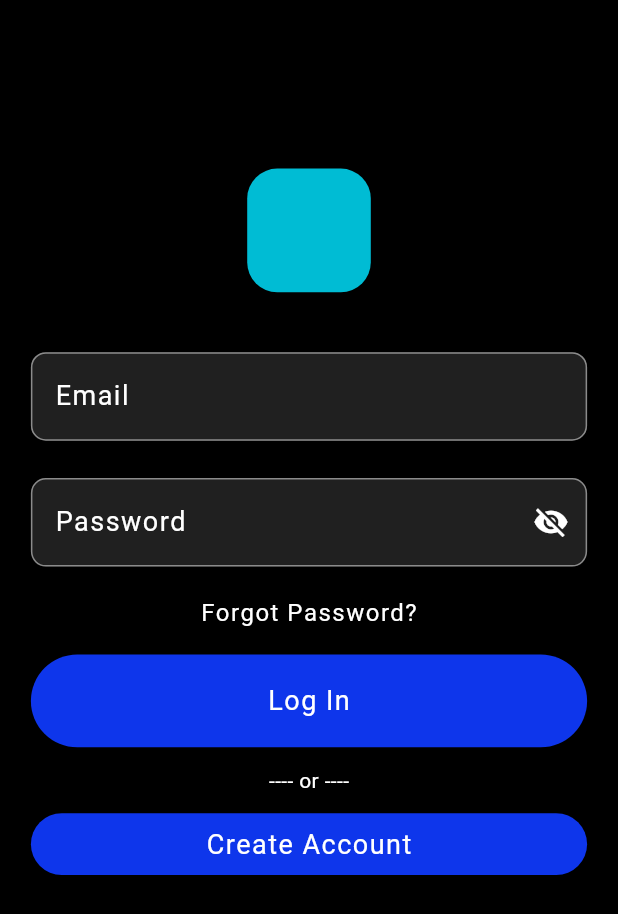
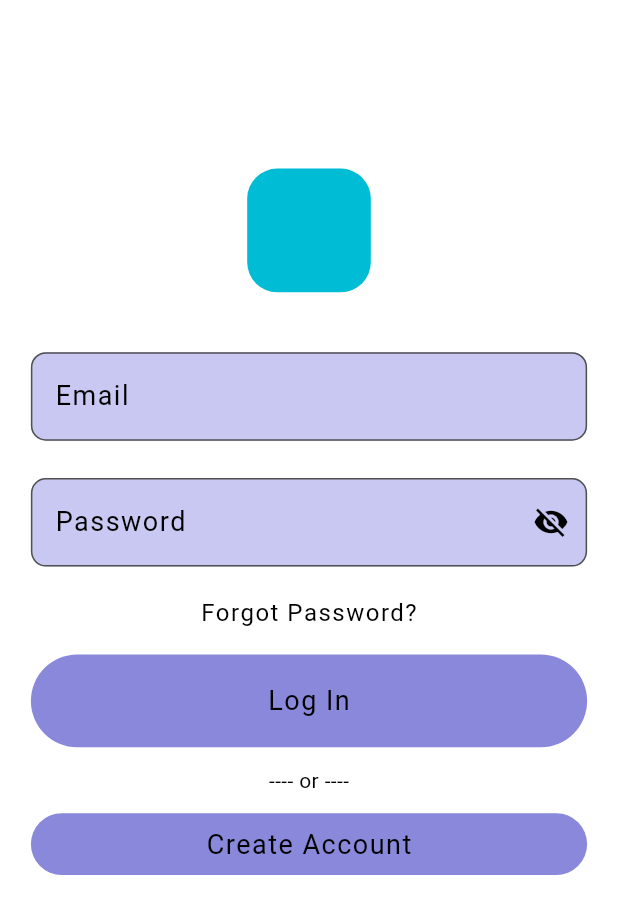
Before and after one commit to nunibye/Eko, a Flutter app: the screen it shows after launch, on a phone screen of 412 x 824 dp. Shown: the top 914 px of the screen. Run offline on Flutter 3.47's test engine with Material 2 defaults, Android fonts, the phone set to English and light mode, and no system bars; our stand-ins replace cached_network_image, cloud_firestore, firebase_auth, firebase_core, firebase_storage, get_it and 5 more; accounts and stored records are empty.

Commit message:
can change dark mode, need to make mvvm now

```diff
--- a/untitled_app/lib/controllers/settings_controller.dart
+++ b/untitled_app/lib/controllers/settings_controller.dart
@@ -1,6 +1,9 @@
 import 'package:flutter/material.dart';
 
+import 'package:provider/provider.dart';
+import '../utilities/dark_theme_provider.dart';
+
+
 class SettingsController extends ChangeNotifier {
-    //nothing yet
 
 }
--- a/untitled_app/lib/main.dart
+++ b/untitled_app/lib/main.dart
@@ -1,11 +1,14 @@
 import 'package:flutter/material.dart';
 import 'package:flutter/services.dart';
 import 'package:firebase_core/firebase_core.dart';
+import 'package:provider/provider.dart';
+import 'package:shared_preferences/shared_preferences.dart';
+import 'package:untitled_app/utilities/dark_theme_preference.dart';
+import 'utilities/dark_theme_provider.dart';
+import 'utilities/dark_theme_styles.dart';
 import 'utilities/firebase_options.dart';
 import 'package:flutter_localizations/flutter_localizations.dart';
 import 'package:untitled_app/localization/generated/app_localizations.dart';
-import 'utilities/constants.dart' as c;
-//import 'views/root_page.dart';
 import 'utilities/router.dart';
 import 'utilities/locator.dart';
 
@@ -16,11 +19,13 @@ Future<void> main() async {
     options: DefaultFirebaseOptions.currentPlatform,
   );
   setupLocator();
-  runApp(const MyApp());
+  runApp(MyApp());
 }
 
 class MyApp extends StatelessWidget {
-  const MyApp({super.key});
+  MyApp({super.key});
+
+  DarkThemeProvider themeChangeProvider = new DarkThemeProvider();
 
   // This widget is the root of your application.
   @override
@@ -29,41 +34,21 @@ class MyApp extends StatelessWidget {
       DeviceOrientation.portraitUp,
       DeviceOrientation.portraitDown,
     ]);
+
+    return FutureBuilder(
+      future: SharedPreferences.getInstance(),
+      builder: (context, snapshot) {
+        return ChangeNotifierProvider(  // is this okay that i changed it so that it can rebuild it? or should it be changed
+
+            create: (_) => DarkThemeProvider(),
+            builder: (context, child) {
+              final themeChangeProvider =
+                  Provider.of<DarkThemeProvider>(context);
               return MaterialApp.router(
+
                 title: 'Untitled',
                 debugShowCheckedModeBanner: false,
-      theme: ThemeData(
-        colorScheme: c.lightThemeColors(context),
-        useMaterial3: true,
-        // Get rid of splash animation
-        splashColor: Colors.transparent,
-        highlightColor: Colors.transparent,
-        hoverColor: Colors.transparent,
-        splashFactory: NoSplash.splashFactory,
-        // elevatedButtonTheme:
-        //     ElevatedButtonThemeData(style: c.buttonStyle(context)),
-        // textButtonTheme: TextButtonThemeData(style: c.buttonStyle(context)),
-        // outlinedButtonTheme:
-        //     OutlinedButtonThemeData(style: c.buttonStyle(context)),
-        // iconButtonTheme: IconButtonThemeData(style: c.buttonStyle(context)),
-      ),
-      darkTheme: ThemeData(
-        colorScheme: c.darkThemeColors(context),
-        useMaterial3: true,
-        // Get rid of splash animation
-        splashColor: Colors.transparent,
-        highlightColor: Colors.transparent,
-        hoverColor: Colors.transparent,
-        splashFactory: NoSplash.splashFactory,
-
-        // Depends on if you want the button across the app to have splash or not
-        // elevatedButtonTheme:
-        //     ElevatedButtonThemeData(style: c.buttonStyle(context)),
-        // textButtonTheme: TextButtonThemeData(style: c.buttonStyle(context)),
-        // outlinedButtonTheme:
-        //     OutlinedButtonThemeData(style: c.buttonStyle(context)),
-        // iconButtonTheme: IconButtonThemeData(style: c.buttonStyle(context)),
-      ),
+                theme: Styles.themeData(themeChangeProvider.darkTheme, context),
                 themeMode: ThemeMode.dark,
                 localizationsDelegates: const [
                   AppLocalizations.delegate,
@@ -76,7 +61,9 @@ class MyApp extends StatelessWidget {
                   Locale('es'), // Spanish
                 ],
                 routerConfig: goRouter,
-      //home: const RootPage(),
+              );
+            });
+      },
     );
   }
 }
--- /dev/null
+++ b/untitled_app/lib/utilities/dark_theme_preference.dart
@@ -0,0 +1,15 @@
+import 'package:shared_preferences/shared_preferences.dart';
+
+class DarkThemePreference {
+  static const THEME_STATUS = "THEMESTATUS";
+
+  setDarkTheme(bool value) async {
+    SharedPreferences prefs = await SharedPreferences.getInstance();
+    prefs.setBool(THEME_STATUS, value);
+  }
+
+  Future<bool> getTheme() async {
+    SharedPreferences prefs = await SharedPreferences.getInstance();
+    return prefs.getBool(THEME_STATUS) ?? false;
+  }
+}
--- /dev/null
+++ b/untitled_app/lib/utilities/dark_theme_provider.dart
@@ -0,0 +1,24 @@
+import 'package:flutter/material.dart';
+import '../utilities/dark_theme_preference.dart';
+
+class DarkThemeProvider with ChangeNotifier {
+  DarkThemePreference darkThemePreference = DarkThemePreference();
+  bool _darkTheme = false;
+
+  DarkThemeProvider() {
+    _loadDarkThemeFromPrefs(); // Initialize _darkTheme during construction
+  }
+
+  bool get darkTheme => _darkTheme;
+
+  set darkTheme(bool value) {
+    _darkTheme = value;
+    darkThemePreference.setDarkTheme(value);
+    notifyListeners();
+  }
+
+  Future<void> _loadDarkThemeFromPrefs() async {
+    _darkTheme = await darkThemePreference.getTheme();
+    notifyListeners();
+  }
+}
--- /dev/null
+++ b/untitled_app/lib/utilities/dark_theme_styles.dart
@@ -0,0 +1,24 @@
+import '../utilities/constants.dart' as c;
+
+import 'package:flutter/material.dart';
+
+ class Styles {
+
+  static ThemeData themeData(bool isDarkTheme, BuildContext context) {
+    return ThemeData(
+      colorScheme: isDarkTheme ? c.darkThemeColors(context) : c.lightThemeColors(context),
+                  useMaterial3: true,
+                  // Get rid of splash animation
+                  splashColor: Colors.transparent,
+                  highlightColor: Colors.transparent,
+                  hoverColor: Colors.transparent,
+                  splashFactory: NoSplash.splashFactory,
+                  // elevatedButtonTheme:
+                  //     ElevatedButtonThemeData(style: c.buttonStyle(context)),
+                  // textButtonTheme: TextButtonThemeData(style: c.buttonStyle(context)),
+                  // outlinedButtonTheme:
+                  //     OutlinedButtonThemeData(style: c.buttonStyle(context)),
+                  // iconButtonTheme: IconButtonThemeData(style: c.buttonStyle(context)),
+    );
+  }
+}
--- a/untitled_app/pubspec.yaml
+++ b/untitled_app/pubspec.yaml
@@ -51,6 +51,7 @@ dependencies:
   go_router: ^10.1.0
   shimmer: ^3.0.0
   collection: ^1.17.2
+  shared_preferences: ^2.2.0
 dev_dependencies:
   flutter_test:
     sdk: flutter
```
Also changed, not shown: untitled_app/lib/utilities/dark_theme_provider_test.dart (added, +28 -0 lines), untitled_app/lib/views/user_settings.dart (+13 -13 lines), untitled_app/pubspec.lock, 2 other files. Lines whose indentation alone changed are shown as unchanged.
